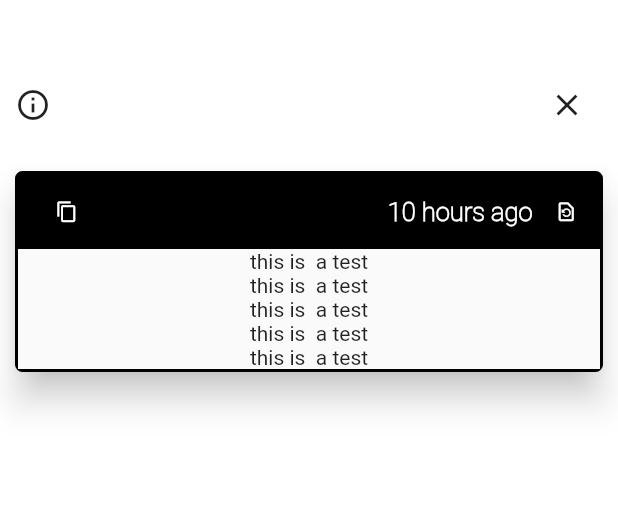
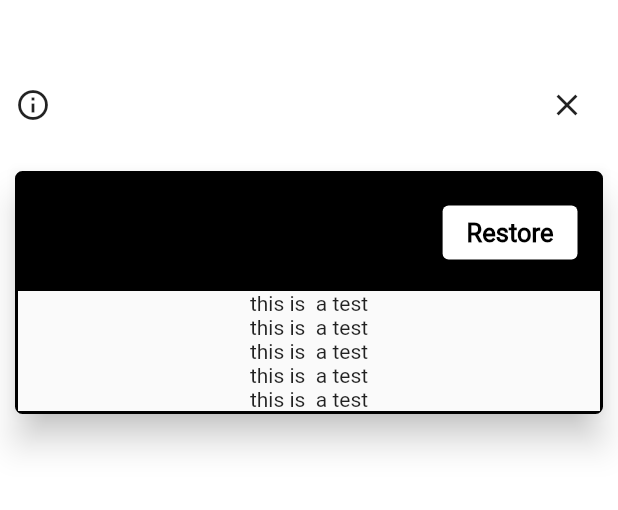
Before and after one commit to KeloDraken/stable-frontend, a Flutter app: the ExploreProject screen opened directly with empty values, on a phone screen of 412 x 824 dp, the part 63-573 px from its top. Run offline on Flutter 3.47's test engine with Material 2 defaults, Android fonts, the phone set to English and light mode, and no system bars; our stand-ins replace file_picker; missing offline and left inert: git, window_manager.

Commit message:
Can restore project to restore point

```diff
--- a/lib/screens/explore_project.dart
+++ b/lib/screens/explore_project.dart
@@ -36,10 +36,9 @@ class ExploreProject extends StatefulWidget {
 
 class _ExploreProject extends State<ExploreProject> with WindowListener {
   String _projectName = "";
-  String _commits = "";
   String _lastCommitMessage = "";
+  String _lastCommitHash = "";
   late GitDir _gitDir;
-  late List<TreeEntry> _projectTree;
 
   @override
   void initState() {
@@ -49,13 +48,8 @@ class _ExploreProject extends State<ExploreProject> with WindowListener {
 
   Future<void> _getRepoInfo() async {
     _gitDir = await GitDir.fromExisting(widget.workingDirectory);
-    _projectTree = await _getProjectFilesFromCommit();
     _getRepoName();
-    _getCommitCount();
-  }
-
-  String _commitsPlural() {
-    return _commits == "1" ? "commit" : "commits";
+    _getLastCommit();
   }
 
   Future<void> _getRepoName() async {
@@ -69,15 +63,7 @@ class _ExploreProject extends State<ExploreProject> with WindowListener {
     });
   }
 
-  Future<void> _getCommitCount() async {
-    int commits = await _gitDir.commitCount();
-
-    setState(() {
-      _commits = commits.toString();
-    });
-  }
-
-  Future<List<TreeEntry>> _getProjectFilesFromCommit() async {
+  Future<void> _getLastCommit() async {
     ProcessResult lastCommit = await runGit(['rev-parse', 'HEAD'],
         processWorkingDir: widget.workingDirectory);
 
@@ -87,13 +73,13 @@ class _ExploreProject extends State<ExploreProject> with WindowListener {
 
     setState(() {
       _lastCommitMessage = lastCommitMessage.stdout.toString();
+      _lastCommitHash = lastCommit.stdout.toString();
     });
+  }
 
-    final args = ['ls-tree', '-r', lastCommit.stdout.toString()];
-
-    final pr = await _gitDir.runCommand(args);
-    List<TreeEntry> treeEntry = TreeEntry.fromLsTreeOutput(pr.stdout as String);
-    return treeEntry;
+  Future<void> _resetProjectToLastCommit() async {
+    await runGit(['reset', '--hard', _lastCommitHash],
+        processWorkingDir: widget.workingDirectory);
   }
 
   Widget _renderTableHeader() {
@@ -102,54 +88,10 @@ class _ExploreProject extends State<ExploreProject> with WindowListener {
         Row(
           mainAxisAlignment: MainAxisAlignment.spaceBetween,
           children: <Widget>[
-            Row(
-              children: <Widget>[
-                Text(
+            Tooltip(
+              message: "Your last restore point",
+              child: Text(
                 _lastCommitMessage,
-                  style: const TextStyle(
-                      fontSize: 17,
-                      fontFamily: "RobotoThin",
-                      fontWeight: FontWeight.w800,
-                      color: Colors.white),
-                ),
-                const SizedBox(
-                  width: 10,
-                ),
-                const Tooltip(
-                  message: "Copy commit hash",
-                  child: Icon(
-                    Icons.copy,
-                    size: 15,
-                    color: Colors.white,
-                  ),
-                ),
-              ],
-            ),
-            Row(
-              children: <Widget>[
-                const Text(
-                  "10 hours ago",
-                  style: TextStyle(
-                    fontSize: 17,
-                    fontFamily: "RobotoThin",
-                    fontWeight: FontWeight.w800,
-                    color: Colors.white,
-                  ),
-                ),
-                const SizedBox(
-                  width: 15,
-                ),
-                Tooltip(
-                  message: "$_commits ${_commitsPlural()} made",
-                  child: Row(
-                    children: <Widget>[
-                      const Icon(
-                        Icons.restore_page_outlined,
-                        size: 15,
-                        color: Colors.white,
-                      ),
-                      Text(
-                        _commits,
                 style: const TextStyle(
                   fontSize: 17,
                   fontFamily: "RobotoThin",
@@ -157,11 +99,58 @@ class _ExploreProject extends State<ExploreProject> with WindowListener {
                   color: Colors.white,
                 ),
               ),
-                    ],
+            ),
+            Tooltip(
+              message: "Reset project to this point",
+              child: ElevatedButton(
+                style: ButtonStyle(
+                  backgroundColor: MaterialStateProperty.all(Colors.white),
+                ),
+                child: const Text(
+                  "Restore",
+                  style: TextStyle(
+                    fontSize: 17,
+                    fontFamily: "RobotoRegular",
+                    fontWeight: FontWeight.w800,
+                    color: Colors.black,
+                  ),
+                ),
+                onPressed: () {
+                  _resetProjectToLastCommit();
+                  showDialog(
+                    context: context,
+                    builder: (ctx) => AlertDialog(
+                      title: const Text("Reset Successful"),
+                      actions: <Widget>[
+                        TextButton(
+                          onPressed: () {
+                            Navigator.of(ctx).pop();
+                          },
+                          child: Container(
+                            decoration: const BoxDecoration(
+                              color: Colors.black,
+                              borderRadius: BorderRadius.all(
+                                Radius.circular(10),
+                              ),
+                            ),
+                            padding: const EdgeInsets.all(14),
+                            child: const Text(
+                              "Done",
+                              style: TextStyle(
+                                fontSize: 17,
+                                color: Colors.white,
+                                fontFamily: "RobotoThin",
+                                fontWeight: FontWeight.w800,
+                              ),
+                            ),
                           ),
                         ),
                       ],
-            )
+                    ),
+                  );
+                },
+              ),
+            ),
           ],
         ),
       ],
@@ -190,7 +179,8 @@ class _ExploreProject extends State<ExploreProject> with WindowListener {
                     decorationThickness: 1.1,
                     fontWeight: FontWeight.w600,
                     fontSize: 25,
-                      letterSpacing: 4),
+                    letterSpacing: 4,
+                  ),
                 ),
                 IconButton(
                   tooltip: "Close project",
--- a/lib/screens/open_project.dart
+++ b/lib/screens/open_project.dart
@@ -49,7 +49,7 @@ class _CreateProject extends State<CreateProject> with WindowListener {
       processWorkingDir: _projectDirectory,
     );
     await runGit(
-      ['commit', '-m', 'Initial commit'],
+      ['commit', '-m', 'New Saga created'],
       processWorkingDir: _projectDirectory,
     );
 
```
Lines whose indentation alone changed are shown as unchanged.
